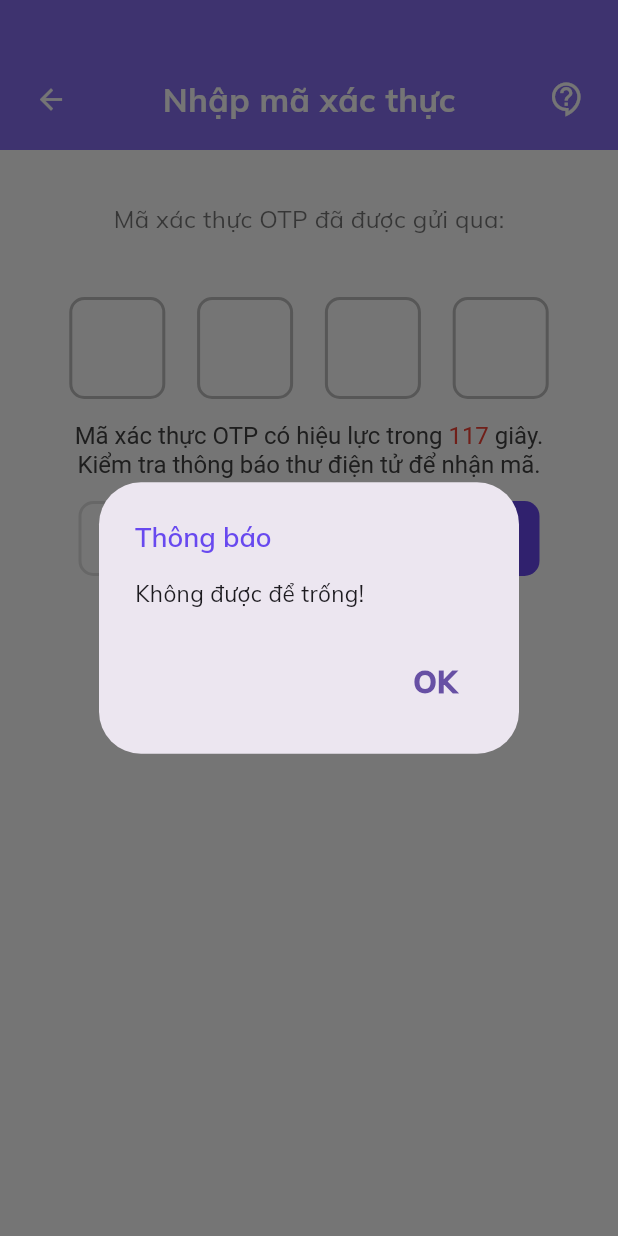
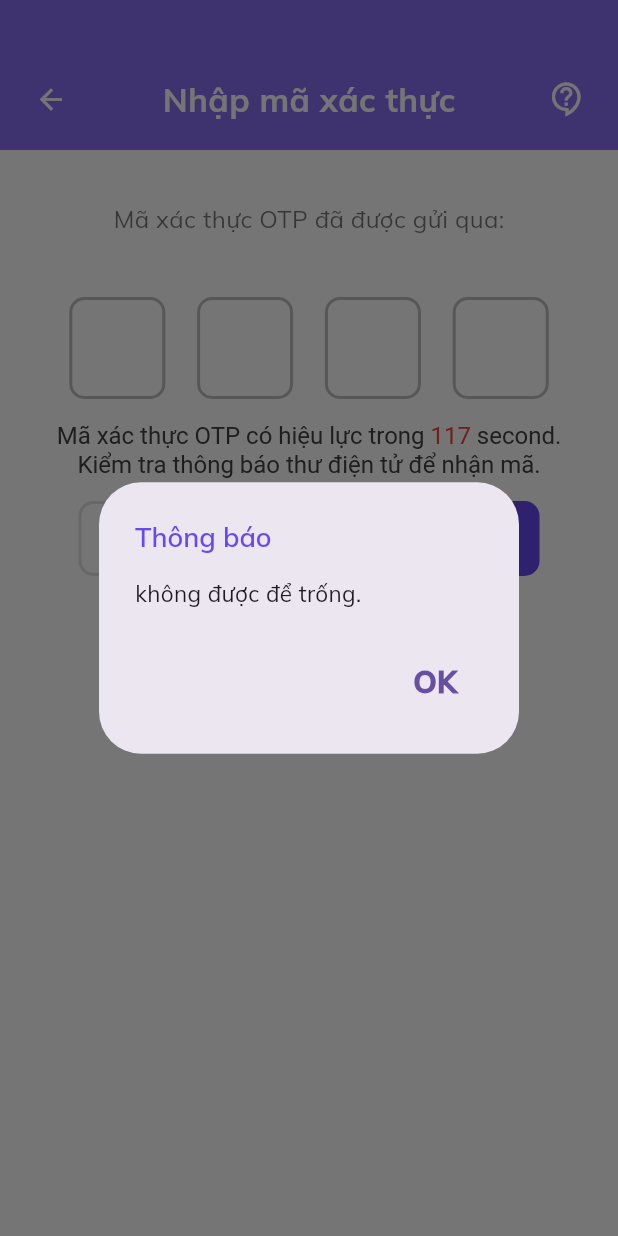
Before and after one commit to NguyenNe1201/Staff_App, a Flutter app: the ConfirmOTP screen opened directly with empty values, after a tap on "Xác nhận", on a phone screen of 412 x 824 dp. Run offline on Flutter 3.47's test engine with Material 3 defaults, Android fonts, the phone set to English and light mode, and no system bars; our stand-ins replace dio, dropdown_button2, flutter_bloc, iconsax_flutter, ionicons, syncfusion_flutter_datagrid; missing offline and left inert: syncfusion_flutter_core; generated files the repository leaves out were written again.

Commit message:
update code language multilingual final

```diff
--- a/flutter_staff/analysis_options.yaml
+++ b/flutter_staff/analysis_options.yaml
@@ -7,6 +7,9 @@
 
 # The following line activates a set of recommended lints for Flutter apps,
 # packages, and plugins designed to encourage good coding practices.
+analyzer:
+  errors:
+    use_build_context_synchronously: ignore
 include: package:flutter_lints/flutter.yaml
 
 linter:
--- a/flutter_staff/lib/data_sources/api_services.dart
+++ b/flutter_staff/lib/data_sources/api_services.dart
@@ -10,9 +10,9 @@ import 'package:dio/dio.dart';
 
 
 class ApiServices {
-// final String baseUrl = 'https:/localhost:4432/api';
+ final String baseUrl = 'https:/localhost:4432/api';
  //final String baseUrl = 'https://192.168.90.111/api';
- final String baseUrl = 'https://gw.conectvn.com:4432/api';
+ //final String baseUrl = 'https://gw.conectvn.com:4432/api';
   final dio = Dio();
 
   // get employee
--- a/flutter_staff/lib/view/Screen/leave_page_screen.dart
+++ b/flutter_staff/lib/view/Screen/leave_page_screen.dart
@@ -615,7 +615,7 @@ class _NewLeavePageState extends State<NewLeavePage> {
           .isBefore(DateFormat('dd/MM/yyyy').parse(_selectedFromDate))) {
         MyDialogNotification(
                 title: AppLocalizations.of(context)!.notification,
-                content: "Ngày kết thúc không được nhỏ hơn ngày bắt đầu.")
+                content: "${AppLocalizations.of(context)!.endFateMustBeLaterThanTheStartdate}.")
             .showMyDialog(context);
       } else {
         setState(() {
--- a/flutter_staff/lib/view/Screen/signUp_page_screen.dart
+++ b/flutter_staff/lib/view/Screen/signUp_page_screen.dart
@@ -279,20 +279,20 @@ class _SignUpPageState extends State<SignUpPage> {
                       } else {
                        MyDialogNotification(
                                 title: AppLocalizations.of(context)!.notification,
-                                content: "Lỗi. Vui lòng tạo lại!")
+                                content: AppLocalizations.of(context)!.errorPleaseEnterAgain)
                             .showMyDialog(context);
                       }
                     } else {
                      MyDialogNotification(
                               title:  AppLocalizations.of(context)!.notification,
-                              content: "Tài khoản này đã tồn tại.")
+                              content: "${AppLocalizations.of(context)!.accountAlreadyExists}.")
                           .showMyDialog(context);
                     }
                   } else {
                     MyDialogNotification(
                             title: AppLocalizations.of(context)!.notification,
                             content:
-                                "Số điện thoại chưa tồn tại trên hệ thống. Liên hệ quản lý để cập nhật!")
+                                AppLocalizations.of(context)!.phoneDoesNotExistPleaseContactAdm)
                         .showMyDialog(context);
                   }
                 } finally {
@@ -408,7 +408,7 @@ class _ConfirmOTPState extends State<ConfirmOTP> {
           _otpController4.text;
       if (enteredOtp == "") {
          MyDialogNotification(
-                title: AppLocalizations.of(context)!.notification, content: "Không được để trống!")
+                title: AppLocalizations.of(context)!.notification, content: "${AppLocalizations.of(context)!.fieldIsRequired}.")
             .showMyDialog(context);
       } else if (enteredOtp == _currentOtpData.otp) {
         final result = await apiService.fetchSignUpAddAccount(
@@ -420,7 +420,7 @@ class _ConfirmOTPState extends State<ConfirmOTP> {
               ),
               (Route<dynamic> route) => false);
          MyDialogNotification(
-                  title:  AppLocalizations.of(context)!.notification, content: "Đăng ký tài khoản thành công.")
+                  title:  AppLocalizations.of(context)!.notification, content: "${AppLocalizations.of(context)!.accountRegistrationSuccess}.")
               .showMyDialog(context);
         } else {
           Navigator.of(context).pushAndRemoveUntil(
@@ -429,12 +429,12 @@ class _ConfirmOTPState extends State<ConfirmOTP> {
               ),
               (Route<dynamic> route) => false);
           MyDialogNotification(
-                  title:  AppLocalizations.of(context)!.notification, content: "Xác thực OTP thất bại.")
+                  title:  AppLocalizations.of(context)!.notification, content: "${AppLocalizations.of(context)!.oTPverificationFailed}.")
               .showMyDialog(context);
         }
       } else {
         MyDialogNotification(
-                title:  AppLocalizations.of(context)!.notification, content: "OTP không hợp lệ!")
+                title:  AppLocalizations.of(context)!.notification, content: "${AppLocalizations.of(context)!.invalidOTP}!")
             .showMyDialog(context);
       }
     } finally {
@@ -457,12 +457,12 @@ class _ConfirmOTPState extends State<ConfirmOTP> {
         MyDialogNotification(
                 title:  AppLocalizations.of(context)!.notification,
                 content:
-                    "Mã OTP đã được gửi lại. Vui lòng kiểm tra thư điện tử!")
+                    "${AppLocalizations.of(context)!.oTPResentPlCheckEmail}.")
             .showMyDialog(context);
       } else {
        MyDialogNotification(
                 title:  AppLocalizations.of(context)!.notification,
-                content: "Gửi lại mã OTP thất bại. Vui lòng thử lại!")
+                content: "${AppLocalizations.of(context)!.resendOTPfailedPleaseTryAgain}.")
             .showMyDialog(context);
       }
     }
@@ -485,9 +485,9 @@ class _ConfirmOTPState extends State<ConfirmOTP> {
               Center(
                 child: Column(
                   children: [
-                    const Text(
-                      "Mã xác thực OTP đã được gửi qua:",
-                      style: TextStyle(fontSize: 16, color: Colors.black54),
+                     Text(
+                      "${AppLocalizations.of(context)!.oTPverificationCodeHasBeenSent}:",
+                      style:const TextStyle(fontSize: 16, color: Colors.black54),
                     ),
                     Text(
                       widget.otpData.gmail ?? '',
@@ -646,14 +646,14 @@ class _ConfirmOTPState extends State<ConfirmOTP> {
                 text: TextSpan(
                     style: TextStyle(fontSize: 16, color: Colors.grey.shade800),
                     children: <TextSpan>[
-                      const TextSpan(
-                          text: 'Mã xác thực OTP có hiệu lực trong '),
                       TextSpan(
-                          text: '$_start',
+                          text: '${AppLocalizations.of(context)!.oTPIsValidFor} '),
+                      TextSpan(
+                          text: _start.toString(),
                           style: const TextStyle(color: Colors.red)),
-                      const TextSpan(text: ' giây. \n'),
-                      const TextSpan(
-                          text: 'Kiểm tra thông báo thư điện tử để nhận mã.'),
+                      TextSpan(text: ' ${AppLocalizations.of(context)!.second}. \n'),
+                      TextSpan(
+                          text: '${AppLocalizations.of(context)!.checkYourEmailForTheCode}.'),
                     ]),
                 textAlign: TextAlign.center,
               ),
--- a/flutter_staff/lib/view/Screen/timekeep_page_screen.dart
+++ b/flutter_staff/lib/view/Screen/timekeep_page_screen.dart
@@ -204,7 +204,7 @@ class _LoglistPageState extends State<LoglistPage> {
       body: Column(
         children: [
           AppBarForm(
-              title_: 'Chấm Công Thực Tế',
+              title_: AppLocalizations.of(context)!.actualTimekeeping,
               title_1: "(${AppLocalizations.of(context)!.checkInOut})",
               width_: 110,
               icon_: Ionicons.search_sharp,
@@ -271,7 +271,7 @@ class _LoglistPageState extends State<LoglistPage> {
           if (isStatusFilter)
             MaterialButton(
                 padding: const EdgeInsets.only(bottom: 15),
-                child: Text('Xóa bộ lọc',
+                child: Text(AppLocalizations.of(context)!.clearFilters,
                     style: TextStyle(
                         fontSize: 16,
                         fontWeight: FontWeight.w700,
```
Also changed, not shown: flutter_staff/lib/l10n/app_en.arb (+90 -2 lines), flutter_staff/lib/l10n/app_vi.arb (+23 -1 lines), flutter_staff/lib/view/Screen/forgotPass_page_screen.dart (+22 -22 lines), flutter_staff/lib/view/Screen/login_page_screen.dart (+5 -5 lines).
